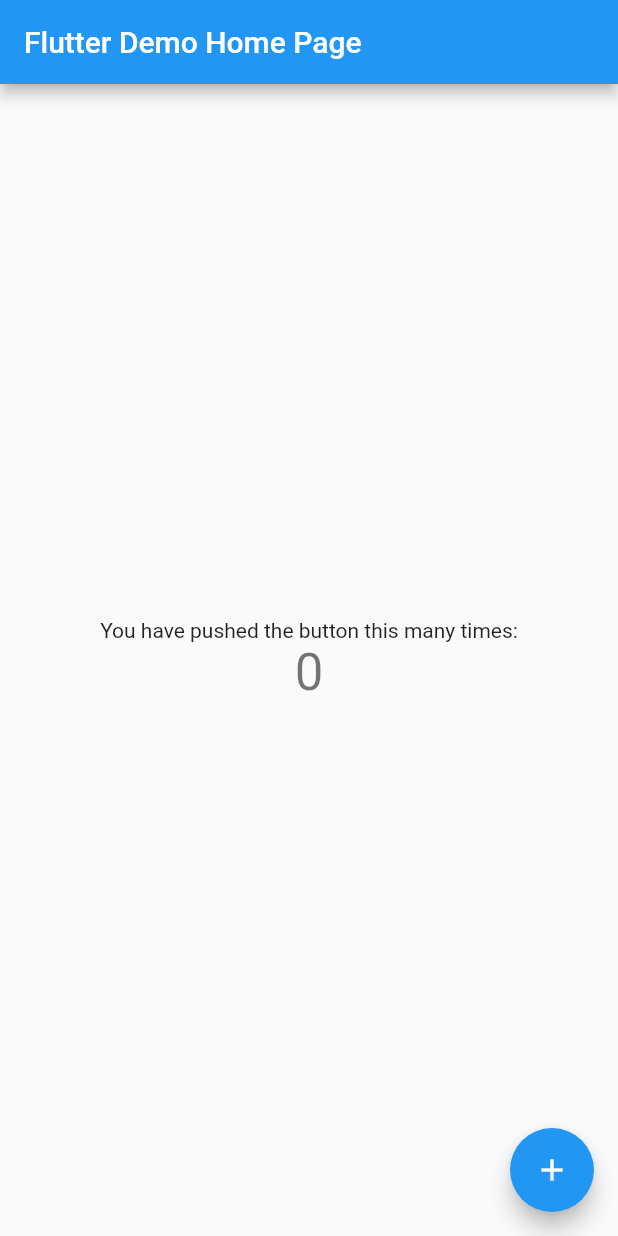
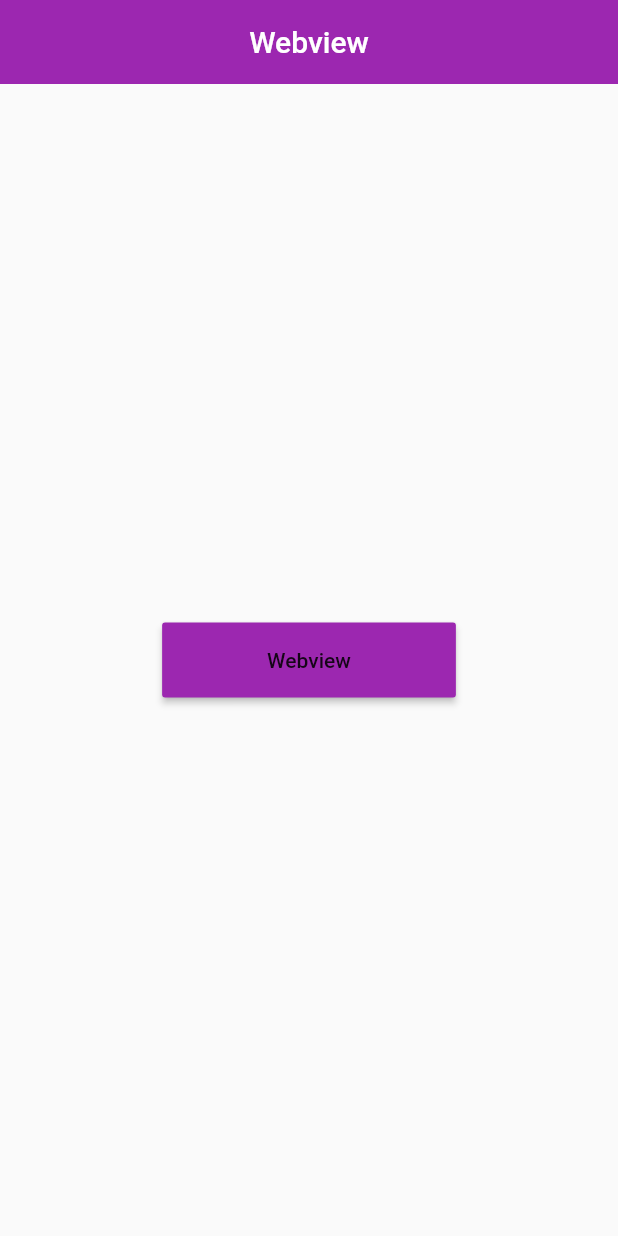
Before and after one commit to aleksicmarija/Flutter_Webview_App, a Flutter app: the screen it shows after launch, on a phone screen of 412 x 824 dp. Run offline on Flutter 3.47's test engine with Material 2 defaults, Android fonts, the phone set to English and light mode, and no system bars; missing offline and left inert: flutter_webview_plugin.

Commit message:
Added a button that redirects the user to an external website using a webview, along with an example of how to use the webview.

```diff
--- a/lib/main.dart
+++ b/lib/main.dart
@@ -1,4 +1,5 @@
 import 'package:flutter/material.dart';
+import 'package:my_app/Webview/RedPortal.dart';
 
 void main() {
   runApp(const MyApp());
@@ -6,24 +7,15 @@ void main() {
 
 class MyApp extends StatelessWidget {
   const MyApp({super.key});
-
   // This widget is the root of your application.
   @override
   Widget build(BuildContext context) {
     return MaterialApp(
       title: 'Flutter Demo',
       theme: ThemeData(
-        // This is the theme of your application.
-        //
-        // Try running your application with "flutter run". You'll see the
-        // application has a blue toolbar. Then, without quitting the app, try
-        // changing the primarySwatch below to Colors.green and then invoke
-        // "hot reload" (press "r" in the console where you ran "flutter run",
-        // or simply save your changes to "hot reload" in a Flutter IDE).
-        // Notice that the counter didn't reset back to zero; the application
-        // is not restarted.
-        primarySwatch: Colors.blue,
+        primarySwatch: Colors.purple,
       ),
+      debugShowCheckedModeBanner: false,
       home: const MyHomePage(title: 'Flutter Demo Home Page'),
     );
   }
@@ -31,16 +23,6 @@ class MyApp extends StatelessWidget {
 
 class MyHomePage extends StatefulWidget {
   const MyHomePage({super.key, required this.title});
-
-  // This widget is the home page of your application. It is stateful, meaning
-  // that it has a State object (defined below) that contains fields that affect
-  // how it looks.
-
-  // This class is the configuration for the state. It holds the values (in this
-  // case the title) provided by the parent (in this case the App widget) and
-  // used by the build method of the State. Fields in a Widget subclass are
-  // always marked "final".
-
   final String title;
 
   @override
@@ -48,19 +30,6 @@ class MyHomePage extends StatefulWidget {
 }
 
 class _MyHomePageState extends State<MyHomePage> {
-  int _counter = 0;
-
-  void _incrementCounter() {
-    setState(() {
-      // This call to setState tells the Flutter framework that something has
-      // changed in this State, which causes it to rerun the build method below
-      // so that the display can reflect the updated values. If we changed
-      // _counter without calling setState(), then the build method would not be
-      // called again, and so nothing would appear to happen.
-      _counter++;
-    });
-  }
-
   @override
   Widget build(BuildContext context) {
     // This method is rerun every time setState is called, for instance as done
@@ -70,46 +39,26 @@ class _MyHomePageState extends State<MyHomePage> {
     // fast, so that you can just rebuild anything that needs updating rather
     // than having to individually change instances of widgets.
     return Scaffold(
-      appBar: AppBar(
-        // Here we take the value from the MyHomePage object that was created by
-        // the App.build method, and use it to set our appbar title.
-        title: Text(widget.title),
-      ),
-      body: Center(
-        // Center is a layout widget. It takes a single child and positions it
-        // in the middle of the parent.
-        child: Column(
-          // Column is also a layout widget. It takes a list of children and
-          // arranges them vertically. By default, it sizes itself to fit its
-          // children horizontally, and tries to be as tall as its parent.
-          //
-          // Invoke "debug painting" (press "p" in the console, choose the
-          // "Toggle Debug Paint" action from the Flutter Inspector in Android
-          // Studio, or the "Toggle Debug Paint" command in Visual Studio Code)
-          // to see the wireframe for each widget.
-          //
-          // Column has various properties to control how it sizes itself and
-          // how it positions its children. Here we use mainAxisAlignment to
-          // center the children vertically; the main axis here is the vertical
-          // axis because Columns are vertical (the cross axis would be
-          // horizontal).
-          mainAxisAlignment: MainAxisAlignment.center,
-          children: <Widget>[
-            const Text(
-              'You have pushed the button this many times:',
-            ),
-            Text(
-              '$_counter',
-              style: Theme.of(context).textTheme.headlineMedium,
-            ),
-          ],
+        appBar: AppBar(
+          title: Text('Webview'),
+          centerTitle: true,
+          elevation: 0,
         ),
-      ),
-      floatingActionButton: FloatingActionButton(
-        onPressed: _incrementCounter,
-        tooltip: 'Increment',
-        child: const Icon(Icons.add),
-      ), // This trailing comma makes auto-formatting nicer for build methods.
-    );
+        body: Center(
+          child: SingleChildScrollView(
+              child: Column(
+            children: [
+              MaterialButton(
+                onPressed: () {
+                  Navigator.push(
+                      context, MaterialPageRoute(builder: (_) => RedPortal()));
+                },
+                child: Text('Webview'),
+                color: Colors.purple,
+                padding: EdgeInsets.symmetric(horizontal: 70, vertical: 17),
+              )
+            ],
+          )),
+        ));
   }
 }
--- a/pubspec.yaml
+++ b/pubspec.yaml
@@ -35,6 +35,7 @@ dependencies:
   # The following adds the Cupertino Icons font to your application.
   # Use with the CupertinoIcons class for iOS style icons.
   cupertino_icons: ^1.0.2
+  flutter_webview_plugin:
 
 dev_dependencies:
   flutter_test:
```
Also changed, not shown: lib/Webview/RedPortal.dart (added, +18 -0 lines), pubspec.lock, 13 other files.
